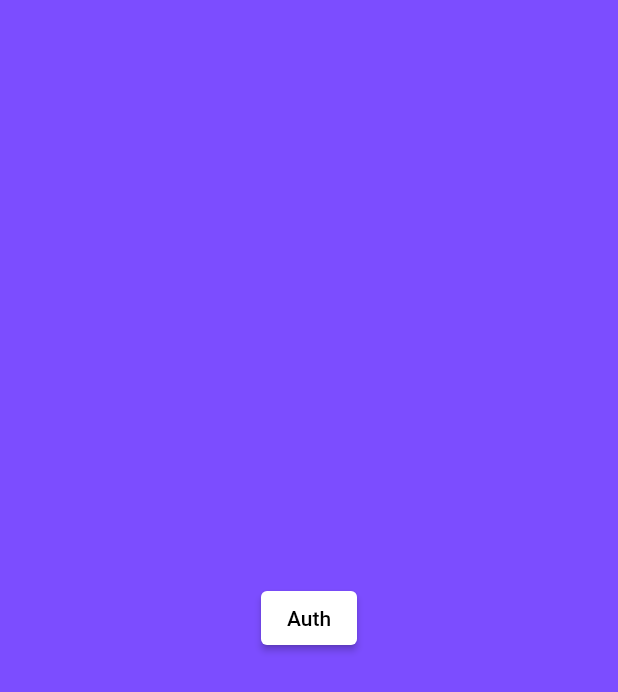
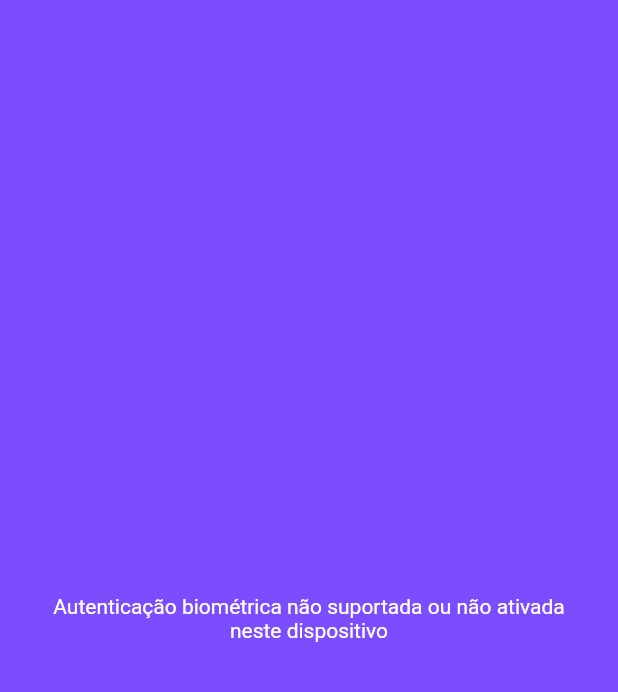
Before and after one commit to SG-Silvino/flutter_biometric_auth, a Flutter app: the screen it shows after launch, on a phone screen of 412 x 824 dp. Shown: the top 692 px of the screen. Run offline on Flutter 3.47's test engine with Material 2 defaults, Android fonts, the light colour scheme and no system bars; our stand-ins replace local_auth.

Commit message:
fix check if bio is enabled on device

```diff
--- a/lib/pages/auth_check_page.dart
+++ b/lib/pages/auth_check_page.dart
@@ -12,10 +12,11 @@ class AuthCheckPage extends StatefulWidget {
 }
 
 class _AuthCheckPageState extends State<AuthCheckPage> {
+  bool hasBiometric = false;
   LocalAuthService localAuthService = LocalAuthService();
 
   auth() {
-    localAuthService.auth(
+    localAuthService.biometricAuth(
       onSuccess: () {
         Navigator.push(
           context,
@@ -28,10 +29,16 @@ class _AuthCheckPageState extends State<AuthCheckPage> {
     );
   }
 
+  Future checkIfHasBiometric() async {
+    hasBiometric = await localAuthService.isBiometricAvailable();
+    setState(() {});
+  }
+
   @override
   void initState() {
+    checkIfHasBiometric();
+
     super.initState();
-    auth();
   }
 
   @override
@@ -39,14 +46,55 @@ class _AuthCheckPageState extends State<AuthCheckPage> {
     return Scaffold(
       backgroundColor: Theme.of(context).primaryColor,
       body: Center(
-        child: ElevatedButton(
-          style: ElevatedButton.styleFrom(
-            backgroundColor: Colors.white,
-            foregroundColor: Colors.black,
-          ),
-          onPressed: auth,
-          child: const Text("Auth"),
-        ),
+        child: !hasBiometric
+            ? const Padding(
+                padding: EdgeInsets.all(20),
+                child: Text(
+                  "Autenticação biométrica não suportada ou não ativada neste dispositivo",
+                  textAlign: TextAlign.center,
+                  style: TextStyle(color: Colors.white),
+                ),
+              )
+            : Container(
+                height: 150,
+                width: 150,
+                decoration: const BoxDecoration(shape: BoxShape.circle),
+                margin: const EdgeInsets.only(bottom: 30),
+                child: Center(
+                  child: Ink(
+                    decoration: BoxDecoration(
+                      shape: BoxShape.circle,
+                      color: Colors.white,
+                      boxShadow: [
+                        BoxShadow(
+                          color: Colors.black.withOpacity(.2),
+                          spreadRadius: 0,
+                          blurRadius: 20,
+                          offset: const Offset(0, 0),
+                        ),
+                      ],
+                    ),
+                    child: InkWell(
+                      customBorder: const CircleBorder(),
+                      onTap: auth,
+                      child: Padding(
+                        padding: const EdgeInsets.all(30),
+                        child: Column(
+                          children: [
+                            Icon(
+                              Icons.fingerprint,
+                              color: Theme.of(context).primaryColor,
+                              size: 60,
+                            ),
+                            const SizedBox(height: 5),
+                            Text("Touch id".toUpperCase()),
+                          ],
+                        ),
+                      ),
+                    ),
+                  ),
+                ),
+              ),
       ),
     );
   }
--- a/lib/services/local_auth_service.dart
+++ b/lib/services/local_auth_service.dart
@@ -5,14 +5,18 @@ class LocalAuthService {
     LocalAuthentication auth = LocalAuthentication();
 
     final bool canAuthenticateWithBiometrics = await auth.canCheckBiometrics;
-    return canAuthenticateWithBiometrics || await auth.isDeviceSupported();
+    final bool isDeviceSupported = await auth.isDeviceSupported();
+    final hasBiometric = canAuthenticateWithBiometrics && isDeviceSupported;
+
+    return hasBiometric;
   }
 
-  auth({
+  biometricAuth({
     String? msg,
     Function()? onSuccess,
     Function()? onFail,
-    AuthenticationOptions options = const AuthenticationOptions(),
+    AuthenticationOptions options =
+        const AuthenticationOptions(biometricOnly: true),
   }) async {
     LocalAuthentication auth = LocalAuthentication();
     final isLocalAuthAvailable = await isBiometricAvailable();
```
